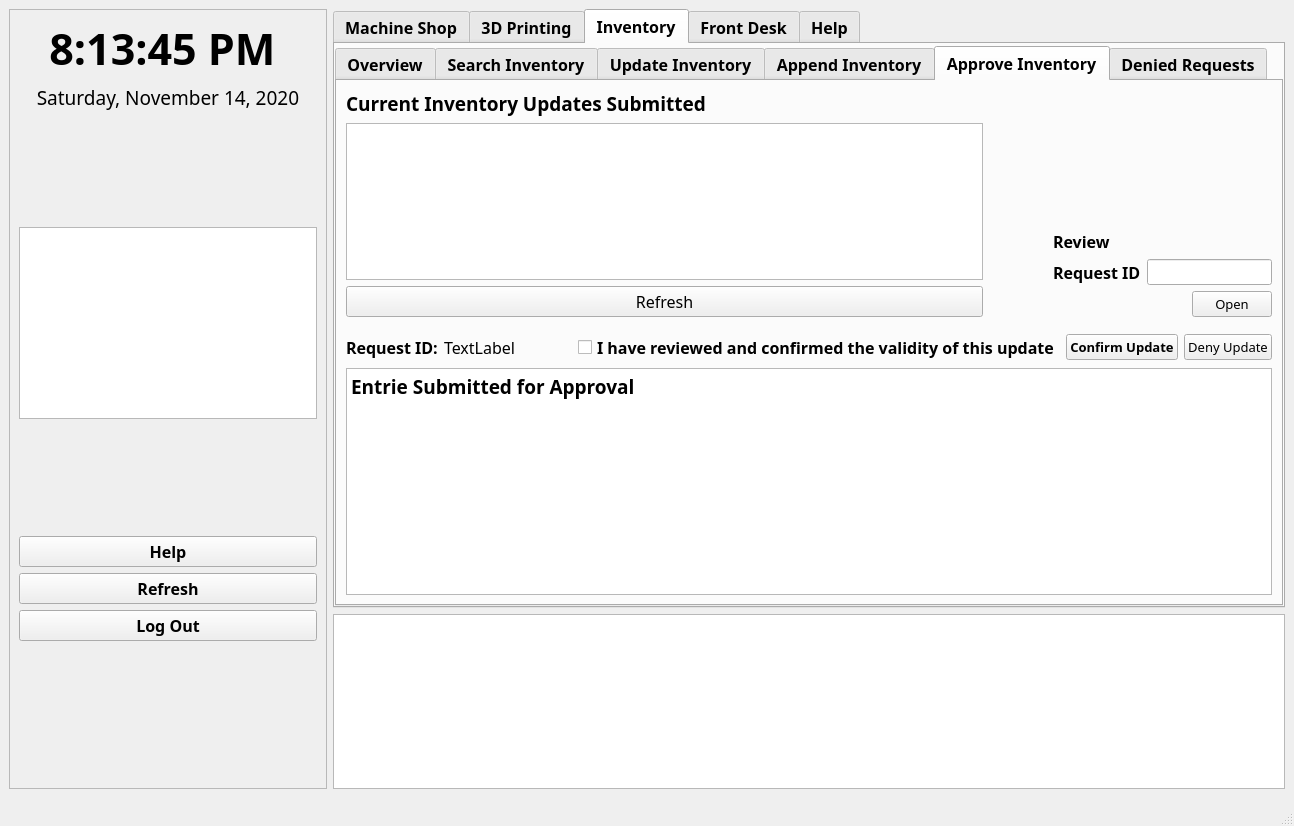
AlbertoSam1/MakerSpaceApp-0.0.1, file ResourceDir/MakerspaceApp.ui: the form before one commit.
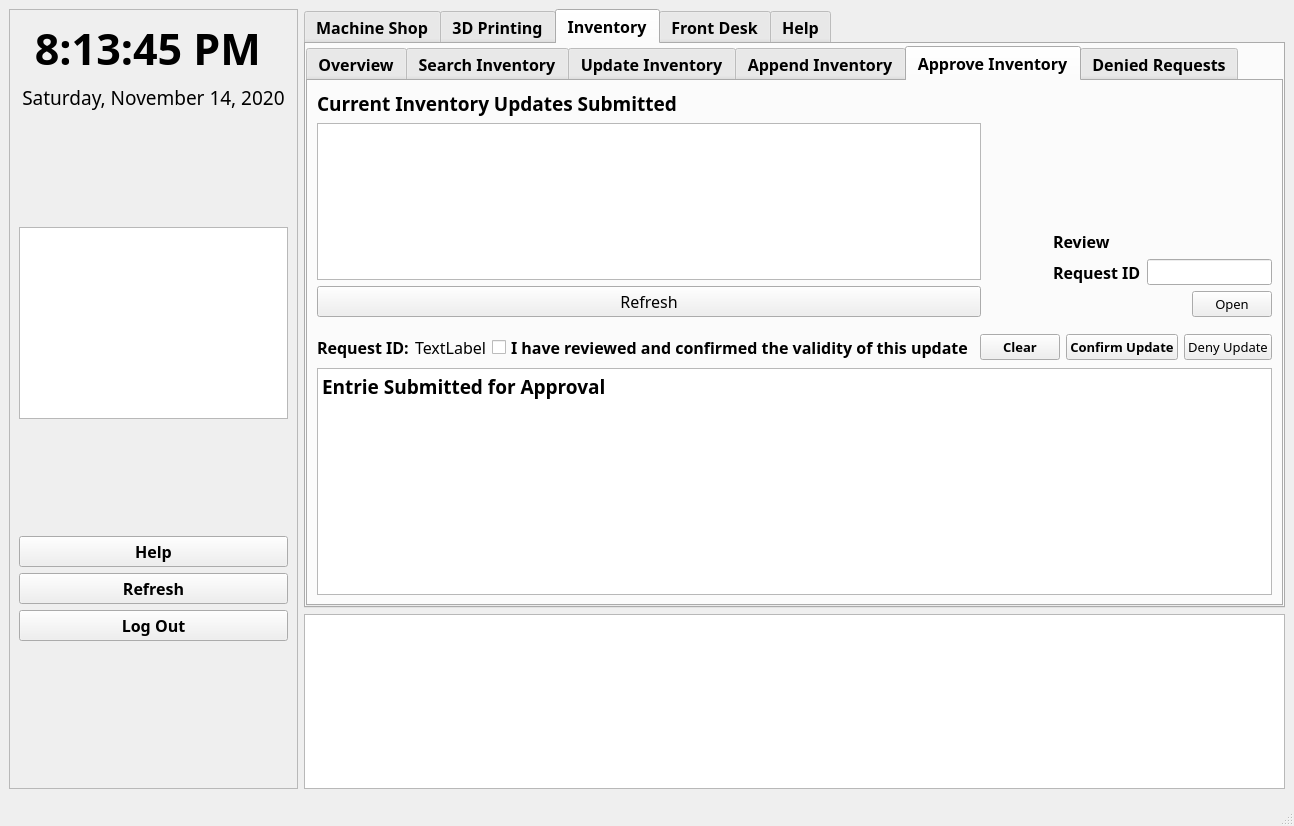
The form after the commit. Icons and pictures are not drawn.

Commit message: Updated and Finished Inventory Approvals Section

```diff
--- a/ResourceDir/MakerspaceApp.ui
+++ b/ResourceDir/MakerspaceApp.ui
@@ -4385,6 +4385,18 @@
                       </property>
                      </widget>
                     </item>
+                    <item>
+                     <widget class="QPushButton" name="approve_inventory_clear_button">
+                      <property name="font">
+                       <font>
+                        <pointsize>10</pointsize>
+                       </font>
+                      </property>
+                      <property name="text">
+                       <string>Clear</string>
+                      </property>
+                     </widget>
+                    </item>
                     <item>
                      <widget class="QPushButton" name="approve_confirm_button">
                       <property name="font">
```
The commit also changes 6 other files.
